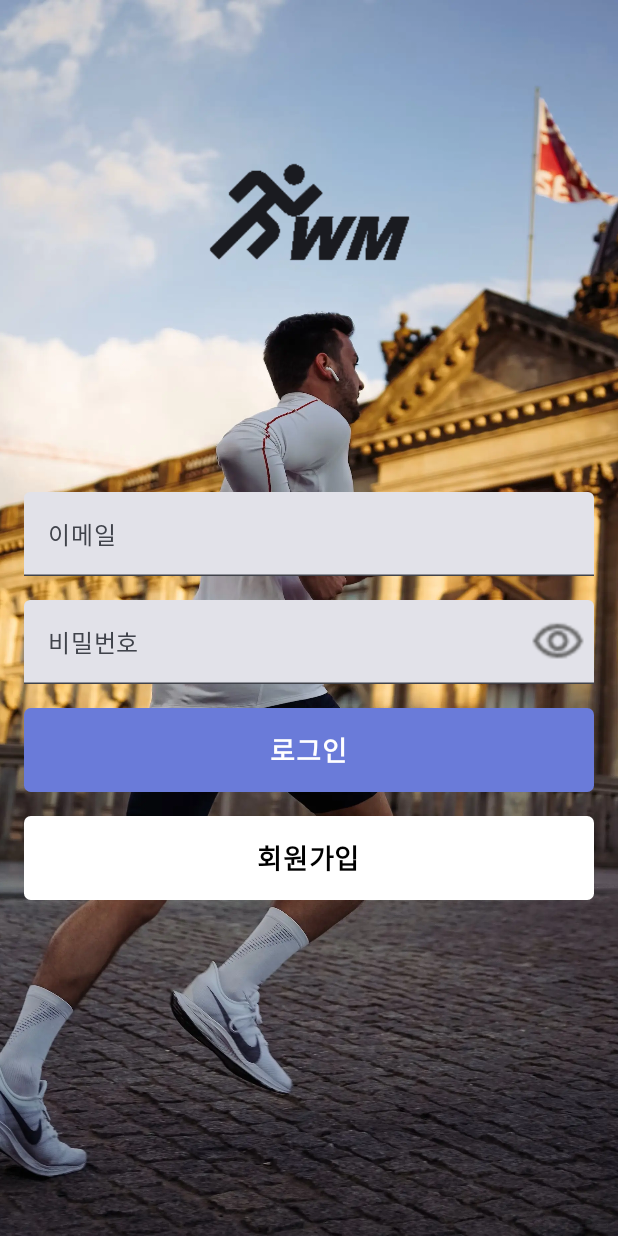
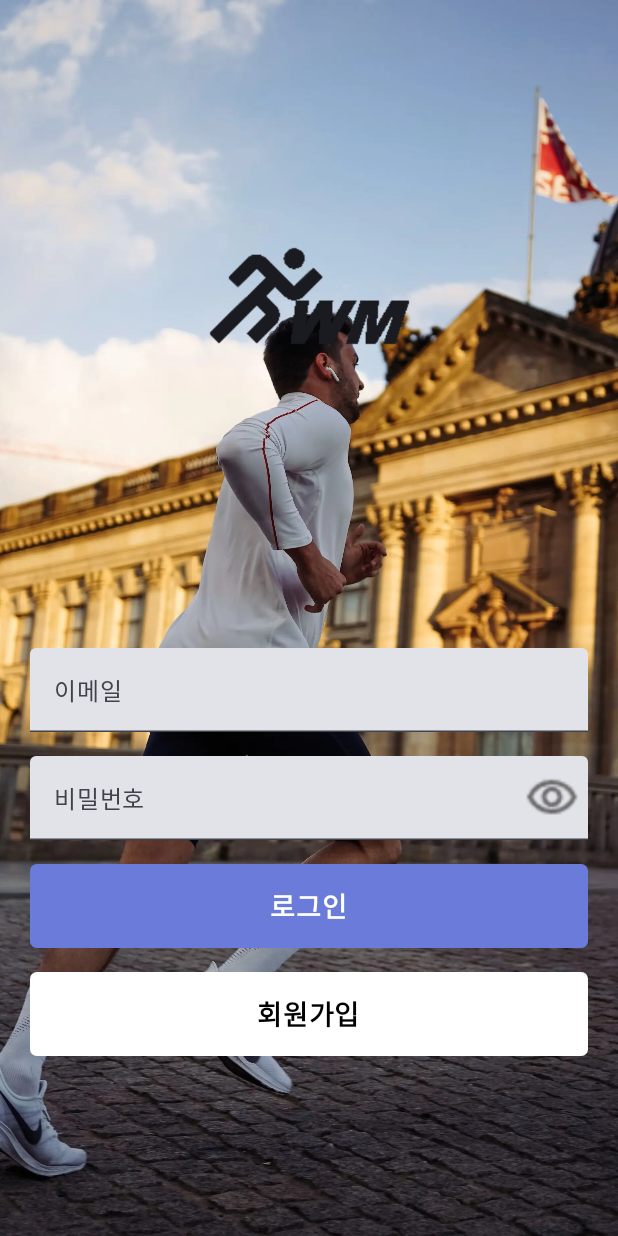
Before and after one commit to 7SideProject/RunWithMe-AOS-Compose, an Android app built with Jetpack Compose: the screen it shows after launch (MainActivity), on a phone screen of 412 x 824 dp. Run offline under Robolectric (Android 15) with nearby library versions, the phone set to English and light mode, and no system bars; our stand-ins replace Dagger/Hilt's generated code, accompanist; libraries missing offline, so code that uses them is left out: com.google.accompanist.navigation.

Commit message:
refact : LoginScreen 디자인 변경 (이미지 파일 변경 예정)

```diff
--- a/presentation/src/main/AndroidManifest.xml
+++ b/presentation/src/main/AndroidManifest.xml
@@ -17,6 +17,7 @@
         tools:targetApi="31">
         <activity
             android:name=".MainActivity"
+            android:configChanges="keyboard|keyboardHidden|screenLayout|screenSize|orientation|smallestScreenSize"
             android:exported="true"
             android:label="@string/app_name"
             android:theme="@style/Theme.RunWithMeCompose">
--- a/presentation/src/main/java/com/side/runwithme/ui/screens/login/LoginScreen.kt
+++ b/presentation/src/main/java/com/side/runwithme/ui/screens/login/LoginScreen.kt
@@ -1,32 +1,29 @@
 package com.side.runwithme.ui.screens.login
 
-import android.util.Log
+import android.annotation.SuppressLint
 import android.widget.Toast
-import androidx.compose.foundation.layout.Box
+import androidx.compose.foundation.Image
+import androidx.compose.foundation.layout.Arrangement
 import androidx.compose.foundation.layout.Column
-import androidx.compose.foundation.layout.Spacer
 import androidx.compose.foundation.layout.fillMaxSize
-import androidx.compose.foundation.layout.fillMaxWidth
-import androidx.compose.foundation.layout.height
 import androidx.compose.foundation.layout.padding
 import androidx.compose.foundation.layout.size
+import androidx.compose.foundation.layout.widthIn
+import androidx.compose.foundation.rememberScrollState
+import androidx.compose.foundation.verticalScroll
 import androidx.compose.material3.ExperimentalMaterial3Api
 import androidx.compose.material3.Icon
 import androidx.compose.material3.Scaffold
 import androidx.compose.material3.SnackbarHost
 import androidx.compose.material3.SnackbarHostState
-import androidx.compose.material3.Text
 import androidx.compose.runtime.Composable
 import androidx.compose.runtime.LaunchedEffect
-import androidx.compose.runtime.getValue
 import androidx.compose.runtime.mutableStateOf
 import androidx.compose.runtime.remember
 import androidx.compose.runtime.rememberCoroutineScope
 import androidx.compose.runtime.saveable.rememberSaveable
 import androidx.compose.ui.Alignment
 import androidx.compose.ui.Modifier
-import androidx.compose.ui.draw.paint
-import androidx.compose.ui.graphics.Color
 import androidx.compose.ui.layout.ContentScale
 import androidx.compose.ui.platform.LocalContext
 import androidx.compose.ui.res.painterResource
@@ -34,8 +31,6 @@ import androidx.compose.ui.res.stringResource
 import androidx.compose.ui.tooling.preview.Preview
 import androidx.compose.ui.unit.dp
 import androidx.hilt.navigation.compose.hiltViewModel
-import androidx.lifecycle.compose.collectAsStateWithLifecycle
-import androidx.lifecycle.viewmodel.compose.viewModel
 import androidx.navigation.NavController
 import androidx.navigation.compose.rememberNavController
 import com.side.runwithme.R
@@ -52,12 +47,23 @@ import kotlinx.coroutines.CoroutineScope
 import kotlinx.coroutines.flow.collectLatest
 import kotlinx.coroutines.launch
 
-@Preview(showBackground = true)
+//240128 프리뷰 변경
+//@Preview(showBackground = true)
+//@Composable
+//fun LoginPreview() {
+//    val navController = rememberNavController()
+//    RunWithMeTheme {
+//        LoginScreen(navController, loginViewModel = hiltViewModel())
+//    }
+//}
+
+@Preview
 @Composable
-fun LoginPreview() {
+fun PreviewLoginScreenDesign() {
+    val snackbarHostState = remember { SnackbarHostState() }
     val navController = rememberNavController()
     RunWithMeTheme {
-        LoginScreen(navController, loginViewModel = hiltViewModel())
+        LoginScreenDesign(snackbarHostState, navController) { _, _ -> }
     }
 }
 
@@ -77,18 +83,6 @@ fun LoginScreen(
     val loginSuccessMsg = stringResource(id = R.string.login_success)
     val loginFailMsg = stringResource(id = R.string.login_fail)
     val loginErrorMsg = stringResource(id = R.string.login_error)
-
-    val email = rememberSaveable {
-        mutableStateOf("")
-    }
-
-    val password = remember {
-        mutableStateOf("")
-    }
-
-    val passwordVisibility = remember {
-        mutableStateOf(false)
-    }
 
     LaunchedEffect(Unit) {
         loginViewModel.eventFlow.collectLatest {
@@ -117,64 +111,11 @@ fun LoginScreen(
         }
     }
 
-    Scaffold(
-        modifier = Modifier
-            .fillMaxSize(),
-        snackbarHost = {
-            SnackbarHost(hostState = snackbarHostState)
-        }
-    ) {
-        Box(
-            modifier = Modifier
-                .fillMaxSize()
-                .paint(
-                    painterResource(R.drawable.img_login),
-                    contentScale = ContentScale.FillHeight
-                )
-                .padding(it)
-        ) {
-            Column(
-                modifier = Modifier
-                    .fillMaxWidth()
-                    .padding(top = 64.dp)
-                    .padding(horizontal = 16.dp),
-                horizontalAlignment = Alignment.CenterHorizontally
-
-            ) {
-
-                Icon(
-                    modifier = Modifier.size(160.dp),
-                    painter = painterResource(id = R.drawable.login_logo),
-                    contentDescription = "RunWithMeLogo"
-                )
-
-                VerticalSpacer(104)
-
-                EmailInput(emailState = email)
-
-                VerticalSpacer(16)
-
-                PasswordInput(
-                    passwordState = password,
-                    labelId = stringResource(id = R.string.password),
-                    enabled = true,
-                    passwordVisibility = passwordVisibility
-                )
-
-                VerticalSpacer(16)
-
-                LoginButton {
-                    loginViewModel.loginWithEmail(email = email.value, password = password.value)
-                }
-
-                VerticalSpacer(16)
-
-                JoinButton {
-                    navController.navigate(BottomNavItem.Home.screenRoute)
-                }
-            }
-        }
-    }
+    LoginScreenDesign(
+        navController = navController,
+        snackbarHostState = snackbarHostState,
+        loginWithEmail = { email, password -> loginViewModel.loginWithEmail(email, password) }
+    )
 }
 
 @Composable
@@ -200,3 +141,93 @@ fun showSnackBar(scope: CoroutineScope, snackbarHostState: SnackbarHostState, ms
         snackbarHostState.showSnackbar(msg)
     }
 }
+
+@SuppressLint("UnusedMaterial3ScaffoldPaddingParameter")
+@OptIn(ExperimentalMaterial3Api::class)
+@Composable
+fun LoginScreenDesign(
+    snackbarHostState: SnackbarHostState,
+    navController: NavController,
+    loginWithEmail: (String, String) -> Unit
+) {
+    val email = rememberSaveable {
+        mutableStateOf("")
+    }
+
+    val password = remember {
+        mutableStateOf("")
+    }
+
+    val passwordVisibility = remember {
+        mutableStateOf(false)
+    }
+
+    val scrollState = rememberScrollState()
+
+    Scaffold(
+        modifier = Modifier
+            .fillMaxSize(),
+        snackbarHost = {
+            SnackbarHost(hostState = snackbarHostState)
+        }
+    ) {
+        Image(
+            painter = painterResource(R.drawable.img_login),
+            contentDescription = null, // 이미지 설명은 필요에 따라 설정하세요.
+            modifier = Modifier
+                .fillMaxSize(),
+            contentScale = ContentScale.Crop
+        )
+
+        Column(
+            modifier = Modifier
+                .fillMaxSize()
+                .padding(20.dp)
+                .verticalScroll(scrollState),
+            horizontalAlignment = Alignment.CenterHorizontally
+        ) {
+            Column(
+                Modifier
+                    .weight(1f)
+                    .padding(top = 100.dp),
+                verticalArrangement = Arrangement.Top
+            ) {
+                Icon(
+                    modifier = Modifier.size(160.dp),
+                    painter = painterResource(id = R.drawable.login_logo),
+                    contentDescription = "RunWithMeLogo"
+                )
+            }
+
+            Column(
+                Modifier
+                    .weight(1f)
+                    .padding(bottom = 100.dp)
+                    .widthIn(max = 500.dp), verticalArrangement = Arrangement.Bottom
+            ) {
+                EmailInput(emailState = email)
+
+                VerticalSpacer(16)
+
+                PasswordInput(
+                    passwordState = password,
+                    labelId = stringResource(id = R.string.password),
+                    enabled = true,
+                    passwordVisibility = passwordVisibility
+                )
+
+                VerticalSpacer(16)
+
+                LoginButton {
+                    loginWithEmail(email.value, password.value)
+                }
+
+                VerticalSpacer(16)
+
+                JoinButton {
+                    navController.navigate(BottomNavItem.Home.screenRoute)
+                }
+            }
+        }
+    }
+}
```
